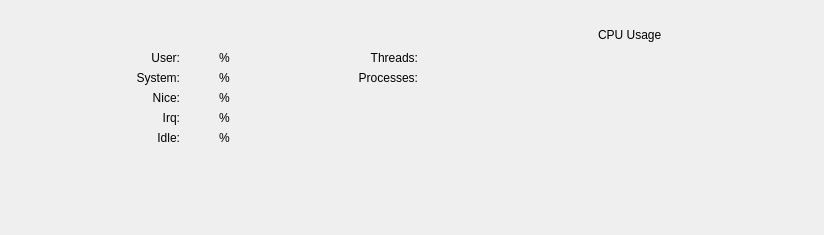
Old version of the form Under Construction/Activity Monitor.app/Resources/activity_monitor/ui/tab_cpu.ui in the repository helloSystem/Utilities.
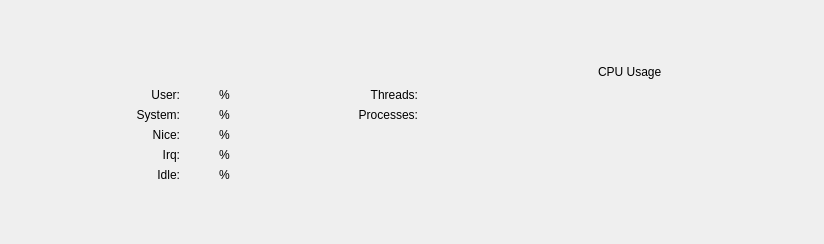
New version of the form. Custom widgets are drawn as their Qt base class.

```diff
--- a/Under Construction/Activity Monitor.app/Resources/activity_monitor/ui/tab_cpu.ui
+++ b/Under Construction/Activity Monitor.app/Resources/activity_monitor/ui/tab_cpu.ui
@@ -7,7 +7,7 @@
                 <x>0</x>
                 <y>0</y>
                 <width>824</width>
-                <height>235</height>
+                <height>244</height>
             </rect>
         </property>
         <property name="windowTitle">
@@ -43,7 +43,7 @@
                                 <enum>Qt::Vertical</enum>
                             </property>
                             <property name="sizeType">
-                                <enum>QSizePolicy::Fixed</enum>
+                                <enum>QSizePolicy::MinimumExpanding</enum>
                             </property>
                             <property name="sizeHint" stdset="0">
                                 <size>
```
